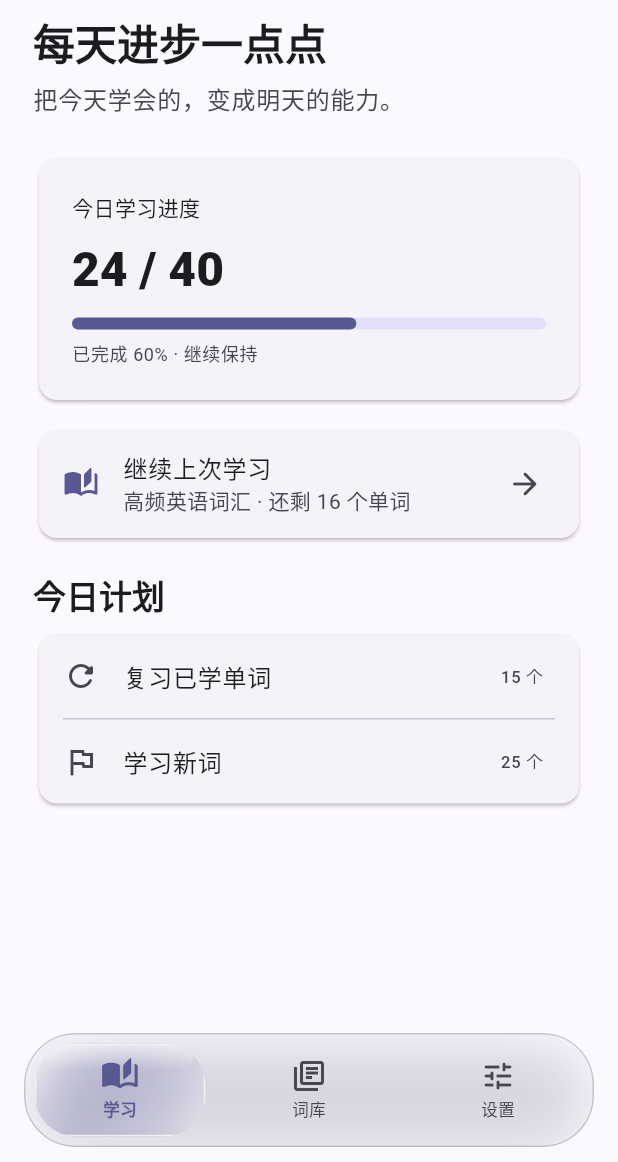
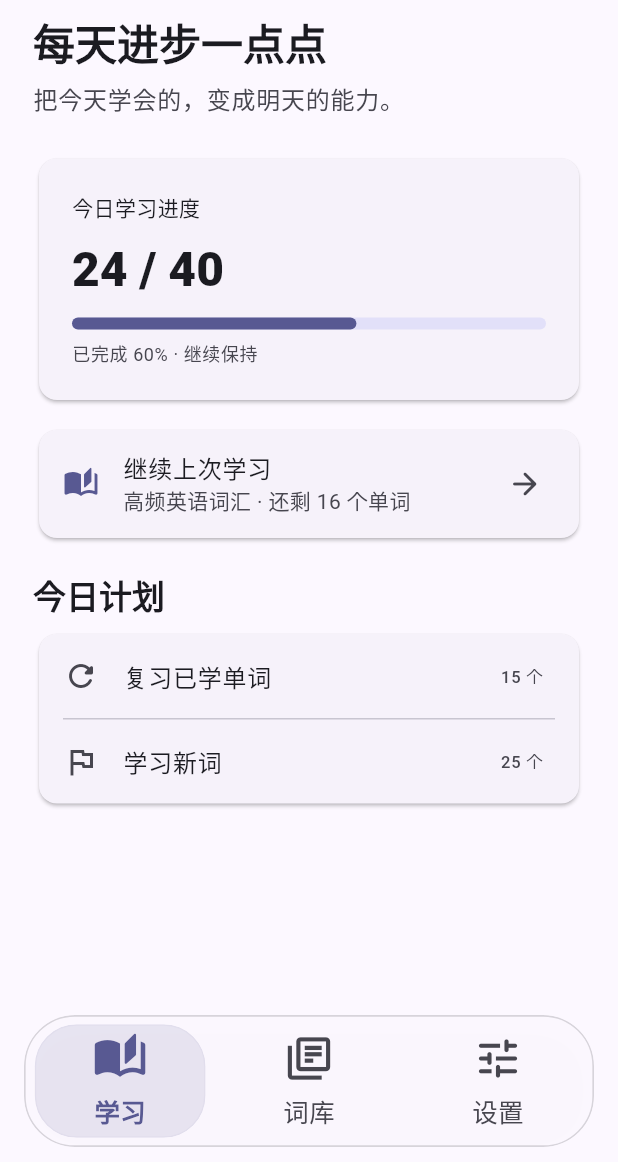
Before and after one commit to shuichuiiii/study-glass-app, a Flutter app: the screen it shows after launch, on a phone screen of 412 x 824 dp, the part 74-1236 px from its top. Run offline on Flutter 3.47's test engine with Material 3 defaults, Android fonts, the phone set to English and light mode, and no system bars; drawn by our look-alikes of dynamic_color; our stand-ins replace shared_preferences.

Commit message:
Match FlClash floating dock shape and selected pill styling

```diff
--- a/lib/main.dart
+++ b/lib/main.dart
@@ -385,21 +385,20 @@ class LiquidDock extends StatelessWidget {
     final dark = Theme.of(context).brightness == Brightness.dark;
     final disabled = glass == 'off';
     final ultra = glass == 'ultra';
-    final blur = ultra ? 36.0 : 18.0;
+    final blur = ultra ? 18.0 : 12.0;
     final radius = floatingBar ? 34.0 : 0.0;
     return ClipRRect(
       borderRadius: BorderRadius.vertical(top: Radius.circular(radius), bottom: Radius.circular(radius)),
       child: BackdropFilter(
         filter: ImageFilter.blur(sigmaX: disabled ? 0 : blur, sigmaY: disabled ? 0 : blur),
         child: Container(
-          height: 76,
+          height: 88,
           decoration: BoxDecoration(
-            color: disabled ? cs.surfaceContainerHigh : cs.surface.withValues(alpha: ultra ? (dark ? .30 : .22) : (dark ? .66 : .72)),
+            color: disabled ? cs.surfaceContainerHigh : cs.surface.withValues(alpha: ultra ? (dark ? .76 : .86) : (dark ? .80 : .90)),
             borderRadius: BorderRadius.vertical(top: Radius.circular(radius), bottom: Radius.circular(radius)),
-            border: Border.all(color: cs.onSurface.withValues(alpha: ultra ? .20 : .12)),
+            border: Border.all(color: cs.onSurface.withValues(alpha: ultra ? .16 : .12), width: 1.1),
             boxShadow: floatingBar ? [
-              BoxShadow(color: Colors.black.withValues(alpha: dark ? .24 : .12), blurRadius: ultra ? 34 : 26, offset: const Offset(0, 10)),
-              if (ultra) BoxShadow(color: cs.primary.withValues(alpha: .12), blurRadius: 28, spreadRadius: -8),
+              BoxShadow(color: Colors.black.withValues(alpha: dark ? .12 : .06), blurRadius: ultra ? 22 : 18, offset: const Offset(0, 6)),
             ] : const [],
           ),
           child: LayoutBuilder(
@@ -412,45 +411,21 @@ class LiquidDock extends StatelessWidget {
                     duration: Duration(milliseconds: animate ? 420 : 0),
                     curve: Curves.easeOutBack,
                     left: index * width + 6,
-                    top: 6,
-                    bottom: 6,
+                    top: 5,
+                    bottom: 5,
                     width: width - 12,
                     child: ClipRRect(
                       borderRadius: BorderRadius.circular(28),
                       child: Stack(
                         fit: StackFit.expand,
                         children: [
-                          if (!disabled) BackdropFilter(
-                            filter: ImageFilter.blur(sigmaX: ultra ? 22 : 10, sigmaY: ultra ? 22 : 10),
-                            child: const SizedBox.expand(),
-                          ),
                           DecoratedBox(
                             decoration: BoxDecoration(
-                              gradient: disabled
-                                  ? LinearGradient(colors: [cs.primary, cs.primary.withValues(alpha: .82)])
-                                  : LinearGradient(
-                                      begin: Alignment.topLeft,
-                                      end: Alignment.bottomRight,
-                                      colors: ultra
-                                          ? [Colors.white.withValues(alpha: dark ? .24 : .62), cs.primary.withValues(alpha: dark ? .26 : .20), Colors.white.withValues(alpha: dark ? .08 : .30)]
-                                          : [Colors.white.withValues(alpha: .30), cs.primary.withValues(alpha: .20)],
-                                    ),
-                              border: Border.all(color: Colors.white.withValues(alpha: ultra ? .72 : .40), width: ultra ? 1.2 : 1),
-                              boxShadow: [
-                                BoxShadow(color: cs.primary.withValues(alpha: ultra ? .22 : .12), blurRadius: ultra ? 24 : 15, offset: const Offset(0, 4)),
-                                if (ultra) BoxShadow(color: Colors.white.withValues(alpha: dark ? .08 : .25), blurRadius: 5, offset: const Offset(0, -2)),
-                              ],
+                              color: disabled ? cs.primary : cs.primary.withValues(alpha: dark ? .28 : .12),
+                              borderRadius: BorderRadius.circular(28),
+                              border: Border.all(color: cs.primary.withValues(alpha: dark ? .12 : .04)),
                             ),
-                          ),
-                          if (ultra && !disabled) Positioned(
-                            left: 8, right: 8, top: 1, height: 16,
-                            child: DecoratedBox(
-                              decoration: BoxDecoration(
-                                borderRadius: BorderRadius.circular(24),
-                                gradient: LinearGradient(begin: Alignment.topCenter, end: Alignment.bottomCenter, colors: [Colors.white.withValues(alpha: dark ? .28 : .62), Colors.white.withValues(alpha: 0)]),
-                              ),
-                            ),
-                          ),
+                          )
                         ],
                       ),
                     ),
@@ -464,17 +439,17 @@ class LiquidDock extends StatelessWidget {
                           borderRadius: BorderRadius.circular(28),
                           onTap: () => onSelect(i),
                           child: SizedBox(
-                            height: 76,
+                            height: 88,
                             child: Column(
                               mainAxisAlignment: MainAxisAlignment.center,
                               children: [
                                 AnimatedScale(
                                   scale: index == i ? 1.08 : 1,
                                   duration: Duration(milliseconds: animate ? 220 : 0),
-                                  child: Icon(index == i ? items[i].selected : items[i].icon, color: index == i ? (disabled ? cs.onPrimary : (dark ? Colors.white : cs.primary)) : cs.onSurfaceVariant),
+                                  child: Icon(index == i ? items[i].selected : items[i].icon, size: 34, color: index == i ? (disabled ? cs.onPrimary : (dark ? Colors.white : cs.primary)) : cs.onSurfaceVariant),
                                 ),
-                                const SizedBox(height: 3),
-                                Text(items[i].label, style: TextStyle(fontSize: 11, fontWeight: index == i ? FontWeight.w700 : FontWeight.w500, color: index == i ? (disabled ? cs.onPrimary : (dark ? Colors.white : cs.primary)) : cs.onSurfaceVariant)),
+                                const SizedBox(height: 6),
+                                Text(items[i].label, style: TextStyle(fontSize: 17, fontWeight: index == i ? FontWeight.w600 : FontWeight.w500, color: index == i ? (disabled ? cs.onPrimary : (dark ? Colors.white : cs.primary)) : cs.onSurfaceVariant)),
                               ],
                             ),
                           ),
```
